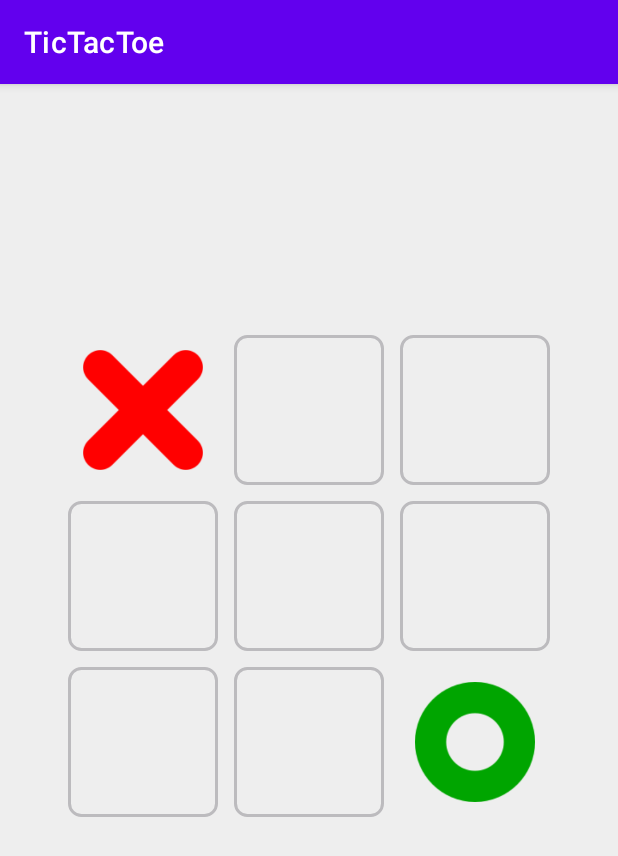
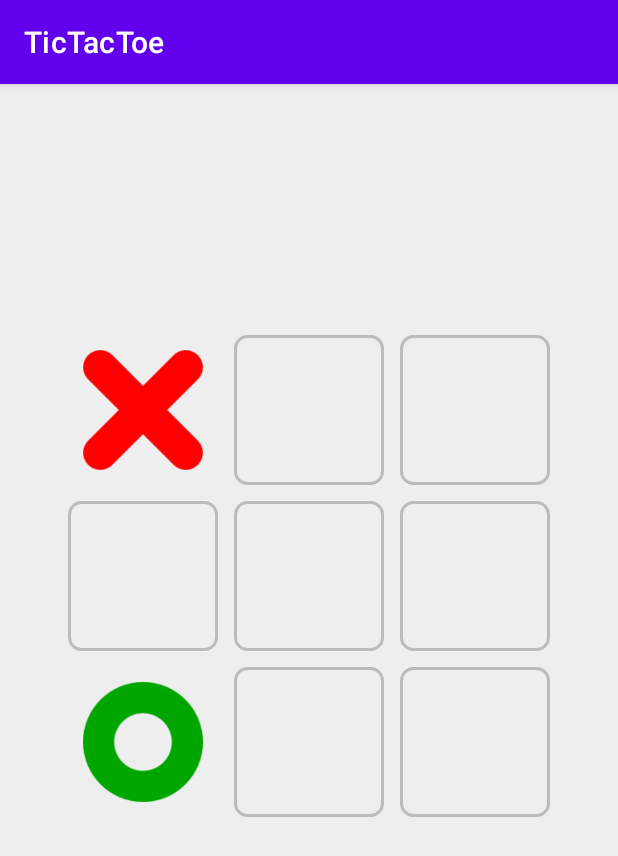
Before and after one commit to EyuCoder/TicTacToe, an Android app: the SinglePlayerFragment screen opened through its navigation route, after a tap on "01", on a phone screen of 412 x 824 dp. Shown: the top 856 px of the screen. Run offline under Robolectric (Android 15) with nearby library versions, the phone set to English and light mode, and no system bars; our stand-ins replace data binding.

Commit message:
single player done!

```diff
--- a/app/src/main/java/com/codexo/tictactoe/screens/single/SinglePlayerFragment.kt
+++ b/app/src/main/java/com/codexo/tictactoe/screens/single/SinglePlayerFragment.kt
@@ -14,7 +14,9 @@ import androidx.fragment.app.Fragment
 import androidx.lifecycle.ViewModelProvider
 import com.codexo.tictactoe.R
 import com.codexo.tictactoe.databinding.FragmentSinglePlayerBinding
+import java.lang.NullPointerException
 import java.util.*
+
 
 class SinglePlayerFragment : Fragment() {
     private lateinit var binding: FragmentSinglePlayerBinding
@@ -40,24 +42,22 @@ class SinglePlayerFragment : Fragment() {
 
     private fun listener() {
         viewModel.initGame()
-        binding.tv1.setOnClickListener { playGame(0, binding.tv1) }
-        binding.tv2.setOnClickListener { playGame(1, binding.tv2) }
-        binding.tv3.setOnClickListener { playGame(2, binding.tv3) }
-        binding.tv4.setOnClickListener { playGame(3, binding.tv4) }
-        binding.tv5.setOnClickListener { playGame(4, binding.tv5) }
-        binding.tv6.setOnClickListener { playGame(5, binding.tv6) }
-        binding.tv7.setOnClickListener { playGame(6, binding.tv7) }
-        binding.tv8.setOnClickListener { playGame(7, binding.tv8) }
-        binding.tv9.setOnClickListener { playGame(8, binding.tv9) }
-        binding.resetBtn.setOnClickListener { resetCells()
+        initCells(viewModel.xoTable)
+
+        val childCount: Int = binding.gridLayout.getChildCount()
+
+        for (i in 0 until childCount) {
+            binding.gridLayout.getChildAt(i).setOnClickListener {
+                playGame(i, binding.gridLayout.getChildAt(i) as ImageView)
+            }
+        }
+        binding.resetBtn.setOnClickListener {
+            resetCells()
         }
     }
 
     private fun playGame(cellID: Int, selectedIv: ImageView) {
 
-        for (element in viewModel.xoTable) {
-            println("here is the 2d array: ${element}")
-        }
         try {
             if (viewModel.turn == 'x') {
                 paint(selectedIv, xIcon, false)
@@ -72,17 +72,8 @@ class SinglePlayerFragment : Fragment() {
                 viewModel.xoTable[cellID] = viewModel.turn
                 viewModel.turn = 'x'
             }
-            for (element in viewModel.xoTable) {
-                println("here is the 2d array: ${element}")
-            }
-            doChecks()
-        } catch (e: Exception) {
-            e.printStackTrace()
-        }
-        for (element in viewModel.xoTable) {
-            print(">>>>>>>>>>>" + element)
-        }
-
+        } catch (e: NullPointerException) { e.printStackTrace().toString() }
+        doChecks()
     }
 
     private fun paint(iv: ImageView, id: Int, enabled: Boolean) {
@@ -90,75 +81,54 @@ class SinglePlayerFragment : Fragment() {
         iv.isEnabled = enabled
     }
 
+    private fun initCells(xoTable: Array<Char>){
+
+        for (cellID in 0..8) {
+            if (xoTable[cellID]=='-') {
+                binding.gridLayout.getChildAt(cellID).setBackgroundResource(R.drawable.cells_border)
+                paint(binding.gridLayout.getChildAt(cellID) as ImageView, 0, true)
+                binding.gridLayout.getChildAt(cellID).isEnabled = true
+            }
+        }
+    }
+
     private fun resetCells() {
+        viewModel.clearGame()
         binding.resetBtn.visibility = View.INVISIBLE
-        binding.tv1.setImageDrawable(null)
-        binding.tv2.setImageDrawable(null)
-        binding.tv3.setImageDrawable(null)
-        binding.tv4.setImageDrawable(null)
-        binding.tv5.setImageDrawable(null)
-        binding.tv6.setImageDrawable(null)
-        binding.tv7.setImageDrawable(null)
-        binding.tv8.setImageDrawable(null)
-        binding.tv9.setImageDrawable(null)
-
-        binding.tv1.visibility = View.VISIBLE
-        binding.tv2.visibility = View.VISIBLE
-        binding.tv3.visibility = View.VISIBLE
-        binding.tv4.visibility = View.VISIBLE
-        binding.tv5.visibility = View.VISIBLE
-        binding.tv6.visibility = View.VISIBLE
-        binding.tv7.visibility = View.VISIBLE
-        binding.tv8.visibility = View.VISIBLE
-        binding.tv9.visibility = View.VISIBLE
+        listener()
     }
 
     private fun AutoPlay() {
+        doChecks()
         if (viewModel.xoTable.contains('-')) {
-            viewModel.getMoves()
+            viewModel.setLeftMoves()
             val r = Random()
             Log.i("size", viewModel.emptyCells.size.toString())
-            val randIndex = r.nextInt(viewModel.emptyCells.size + 1)
+            val randIndex = r.nextInt(viewModel.emptyCells.size)
+            Log.i("arraySize: ", viewModel.emptyCells.size.toString()+ " "+ randIndex)
             val cellID = viewModel.emptyCells[randIndex]
 
-            val selectedIv: ImageView
-            when (cellID) {
-                0 -> selectedIv = binding.tv1
-                1 -> selectedIv = binding.tv2
-                2 -> selectedIv = binding.tv3
-                3 -> selectedIv = binding.tv4
-                4 -> selectedIv = binding.tv5
-                5 -> selectedIv = binding.tv6
-                6 -> selectedIv = binding.tv7
-                7 -> selectedIv = binding.tv8
-                8 -> selectedIv = binding.tv9
-                else -> selectedIv = binding.tv1
-            }
-
-            playGame(cellID, selectedIv)
-            viewModel.emptyCells.clear()
-        }
+            playGame(cellID, binding.gridLayout.getChildAt(cellID) as ImageView)
+        } else return
     }
 
     fun doChecks() {
         val flag = viewModel.checkWinner()
 
-        if (flag != '-'){
+        if (flag != '-') {
             when (flag) {
                 'o' -> {
                     Toast.makeText(requireContext(), "O Wins! ", Toast.LENGTH_SHORT).show()
-                    viewModel.clearGame()
-                    binding.resetBtn.visibility = View.VISIBLE
+                    gameOver()
                 }
                 'x' -> {
                     Toast.makeText(requireContext(), "x Wins! ", Toast.LENGTH_SHORT).show()
-                    viewModel.clearGame()
-                    binding.resetBtn.visibility = View.VISIBLE
+                    gameOver()
                 }
                 '-' -> {
+                    Log.i("draw: ", viewModel.xoTable.contains('-').toString())
                     Toast.makeText(requireContext(), "Draw! ", Toast.LENGTH_SHORT).show()
-                    viewModel.clearGame()
-                    binding.resetBtn.visibility = View.VISIBLE
+                    gameOver()
                 }
                 else -> {
                 }
@@ -167,4 +137,11 @@ class SinglePlayerFragment : Fragment() {
 
 
     }
+
+    private fun gameOver() {
+        binding.resetBtn.visibility = View.VISIBLE
+        viewModel.emptyCells.clear()
+        viewModel.turn = '-'
+        return
+    }
 }
--- a/app/src/main/java/com/codexo/tictactoe/screens/single/SinglePlayerViewModel.kt
+++ b/app/src/main/java/com/codexo/tictactoe/screens/single/SinglePlayerViewModel.kt
@@ -7,7 +7,6 @@ class SinglePlayerViewModel : ViewModel() {
     var emptyCells = ArrayList<Int>()
     var turn = '-'
     var xoTable = arrayOf<Char>()
-    var freeSpots = 0
 
     init {
         Log.i("SinglePlayerViewModel", "SinglePlayerViewModel created!")
@@ -17,19 +16,18 @@ class SinglePlayerViewModel : ViewModel() {
         emptyCells.clear()
         xoTable = emptyArray()
         turn = '-'
-        freeSpots = 0
     }
 
     fun initGame() {
         for (i in 0..8) {
             xoTable += '-'
         }
-        freeSpots = 9
         turn = 'x'
     }
 
     fun checkWinner(): Char? {
         val symbol = arrayOf('x', 'o')
+        val draw = '-'
         for (j in symbol.indices) {
 
             // Check for row
@@ -46,20 +44,20 @@ class SinglePlayerViewModel : ViewModel() {
             if (xoTable[0] == symbol[j] && xoTable[4] == symbol[j] && xoTable[8] == symbol[j]) return symbol[j]
             if (xoTable[2] == symbol[j] && xoTable[4] == symbol[j] && xoTable[6] == symbol[j]) return symbol[j]
         }
-        return if (!xoTable.contains('-')) '-' else null
+        return if (!xoTable.contains(draw)) draw else null
+    }
+
+    fun setLeftMoves(){
+        emptyCells.clear()
+        for (cellID in 0..8) {
+            if (xoTable[cellID]=='-') {
+                emptyCells.add(cellID)
+            }
+        }
     }
 
     override fun onCleared() {
         super.onCleared()
         Log.i("SinglePlayerViewModel", "SinglePlayerViewModel Destroyed!")
     }
-
-
-    fun getMoves(){
-        for (cellID in 0..8) {
-            if (xoTable[cellID]=='-') {
-                emptyCells.add(cellID)
-            }
-        }
-    }
 }
--- a/app/src/main/res/layout/fragment_single_player.xml
+++ b/app/src/main/res/layout/fragment_single_player.xml
@@ -2,7 +2,9 @@
 <layout xmlns:android="http://schemas.android.com/apk/res/android"
     xmlns:app="http://schemas.android.com/apk/res-auto"
     xmlns:tools="http://schemas.android.com/tools">
+
     <data>
+
         <variable
             name="ivClicks"
             type="com.codexo.tictactoe.screens.single.SinglePlayerFragment" />
@@ -14,7 +16,7 @@
         tools:context=".screens.single.SinglePlayerFragment">
 
 
-        <TableLayout
+        <LinearLayout
             android:id="@+id/linearLayout"
             android:layout_width="0dp"
             android:layout_height="106dp"
@@ -23,122 +25,104 @@
             android:layout_marginEnd="16dp"
             app:layout_constraintEnd_toEndOf="parent"
             app:layout_constraintStart_toStartOf="parent"
-            app:layout_constraintTop_toTopOf="parent">
+            app:layout_constraintTop_toTopOf="parent"
+            android:orientation="horizontal">
 
-        </TableLayout>
+        </LinearLayout>
 
-        <TableLayout
-            android:id="@+id/table_layout"
-            android:layout_width="0dp"
+        <GridLayout
+            android:id="@+id/grid_layout"
+            android:layout_width="wrap_content"
             android:layout_height="wrap_content"
             android:layout_marginTop="32dp"
+            android:columnCount="3"
             android:gravity="center"
-            android:orientation="vertical"
+            android:rowCount="3"
             app:layout_constraintEnd_toEndOf="@+id/linearLayout"
             app:layout_constraintStart_toStartOf="@+id/linearLayout"
             app:layout_constraintTop_toBottomOf="@+id/linearLayout">
-
-            <TableRow
-                android:layout_width="match_parent"
-                android:gravity="center"
-                android:layout_height="match_parent">
 
             <ImageView
                 android:id="@+id/tv_1"
                 android:layout_width="@dimen/cell_size"
                 android:layout_height="@dimen/cell_size"
+                android:layout_margin="@dimen/margin_cells"
                 android:background="@drawable/cells_border"
-                    android:layout_margin="@dimen/margin_cells"
                 android:contentDescription="@string/_01"
-                    android:padding="@dimen/cells_padding"/>
+                android:padding="@dimen/cells_padding" />
 
             <ImageView
                 android:id="@+id/tv_2"
-                    android:background="@drawable/cells_border"
                 android:layout_width="@dimen/cell_size"
                 android:layout_height="@dimen/cell_size"
                 android:layout_margin="@dimen/margin_cells"
-                    android:contentDescription="@string/_02"
-                    android:padding="@dimen/cells_padding"/>
+                android:background="@drawable/cells_border"
+                android:contentDescription="@string/_01"
+                android:padding="@dimen/cells_padding" />
 
             <ImageView
                 android:id="@+id/tv_3"
-                    android:background="@drawable/cells_border"
                 android:layout_width="@dimen/cell_size"
                 android:layout_height="@dimen/cell_size"
                 android:layout_margin="@dimen/margin_cells"
-                    android:contentDescription="@string/_03"
-                    android:clickable="true"
-                    android:focusable="true"
-                    android:padding="@dimen/cells_padding"/>
-            </TableRow>
-
-            <TableRow
-                android:layout_width="match_parent"
-                android:layout_height="match_parent"
-                android:gravity="center">
-
+                android:background="@drawable/cells_border"
+                android:contentDescription="@string/_01"
+                android:padding="@dimen/cells_padding" />
             <ImageView
                 android:id="@+id/tv_4"
-                    android:background="@drawable/cells_border"
                 android:layout_width="@dimen/cell_size"
                 android:layout_height="@dimen/cell_size"
                 android:layout_margin="@dimen/margin_cells"
-                    android:contentDescription="@string/_04"
-                    android:padding="@dimen/cells_padding"/>
+                android:background="@drawable/cells_border"
+                android:contentDescription="@string/_01"
+                android:padding="@dimen/cells_padding" />
 
             <ImageView
                 android:id="@+id/tv_5"
-                    android:background="@drawable/cells_border"
                 android:layout_width="@dimen/cell_size"
                 android:layout_height="@dimen/cell_size"
                 android:layout_margin="@dimen/margin_cells"
-                    android:contentDescription="@string/_05"
-                    android:padding="@dimen/cells_padding"/>
+                android:background="@drawable/cells_border"
+                android:contentDescription="@string/_01"
+                android:padding="@dimen/cells_padding" />
 
             <ImageView
                 android:id="@+id/tv_6"
-                    android:background="@drawable/cells_border"
                 android:layout_width="@dimen/cell_size"
                 android:layout_height="@dimen/cell_size"
                 android:layout_margin="@dimen/margin_cells"
-                    android:contentDescription="@string/_06"
-                    android:padding="@dimen/cells_padding"/>
-            </TableRow>
-
-            <TableRow
-                android:layout_width="match_parent"
-                android:layout_height="match_parent"
-                android:gravity="center">
+                android:background="@drawable/cells_border"
+                android:contentDescription="@string/_01"
+                android:padding="@dimen/cells_padding" />
 
             <ImageView
                 android:id="@+id/tv_7"
-                    android:background="@drawable/cells_border"
                 android:layout_width="@dimen/cell_size"
                 android:layout_height="@dimen/cell_size"
                 android:layout_margin="@dimen/margin_cells"
-                    android:contentDescription="@string/_07"
-                    android:padding="@dimen/cells_padding"/>
-
+                android:background="@drawable/cells_border"
+                android:contentDescription="@string/_01"
+                android:padding="@dimen/cells_padding" />
             <ImageView
                 android:id="@+id/tv_8"
-                    android:background="@drawable/cells_border"
                 android:layout_width="@dimen/cell_size"
                 android:layout_height="@dimen/cell_size"
                 android:layout_margin="@dimen/margin_cells"
-                    android:contentDescription="@string/_08"
-                    android:padding="@dimen/cells_padding"/>
+                android:background="@drawable/cells_border"
+                android:contentDescription="@string/_01"
+                android:padding="@dimen/cells_padding" />
 
             <ImageView
                 android:id="@+id/tv_9"
-                    android:background="@drawable/cells_border"
                 android:layout_width="@dimen/cell_size"
                 android:layout_height="@dimen/cell_size"
                 android:layout_margin="@dimen/margin_cells"
-                    android:contentDescription="@string/_09"
-                    android:padding="@dimen/cells_padding"/>
-            </TableRow>
-        </TableLayout>
+                android:background="@drawable/cells_border"
+                android:contentDescription="@string/_01"
+                android:padding="@dimen/cells_padding" />
+
+
+        </GridLayout>
 
         <Button
             android:id="@+id/reset_btn"
@@ -149,7 +133,7 @@
             app:layout_constraintBottom_toBottomOf="parent"
             app:layout_constraintEnd_toEndOf="parent"
             app:layout_constraintStart_toStartOf="parent"
-            app:layout_constraintTop_toBottomOf="@+id/table_layout" />
+            app:layout_constraintTop_toBottomOf="@+id/grid_layout" />
 
     </androidx.constraintlayout.widget.ConstraintLayout>
 </layout>
```
Lines whose indentation alone changed are shown as unchanged.
